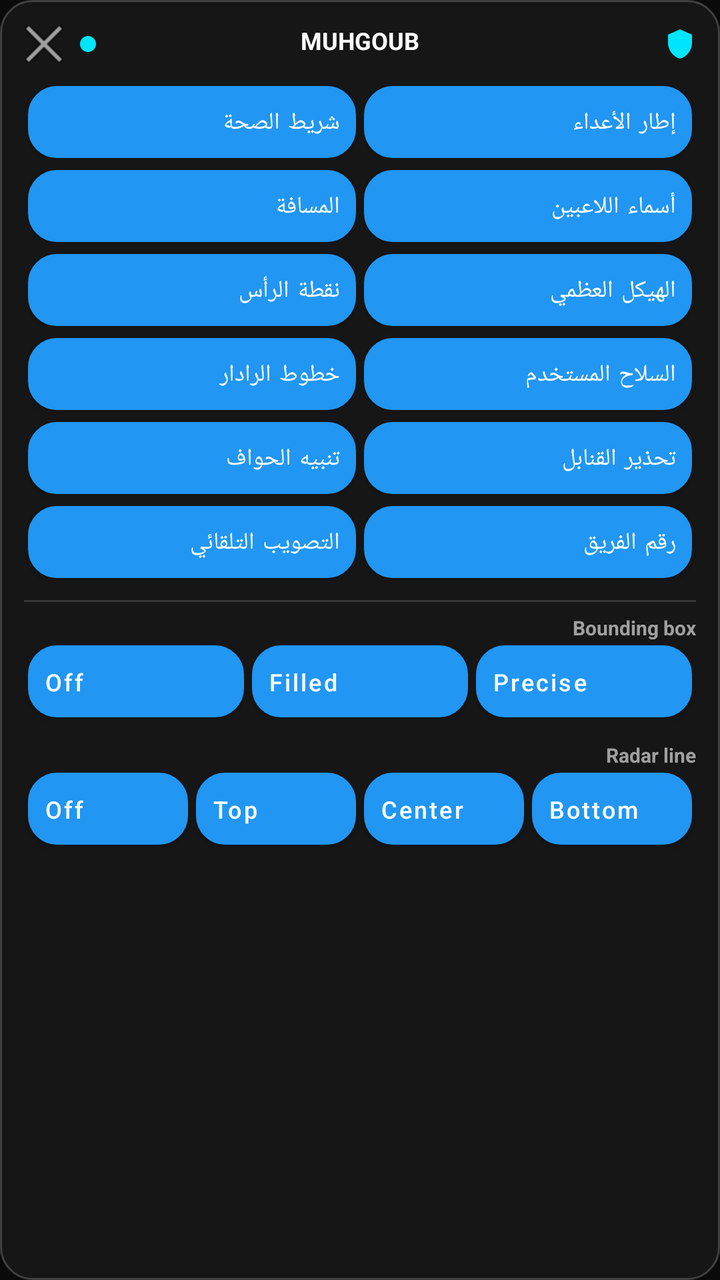
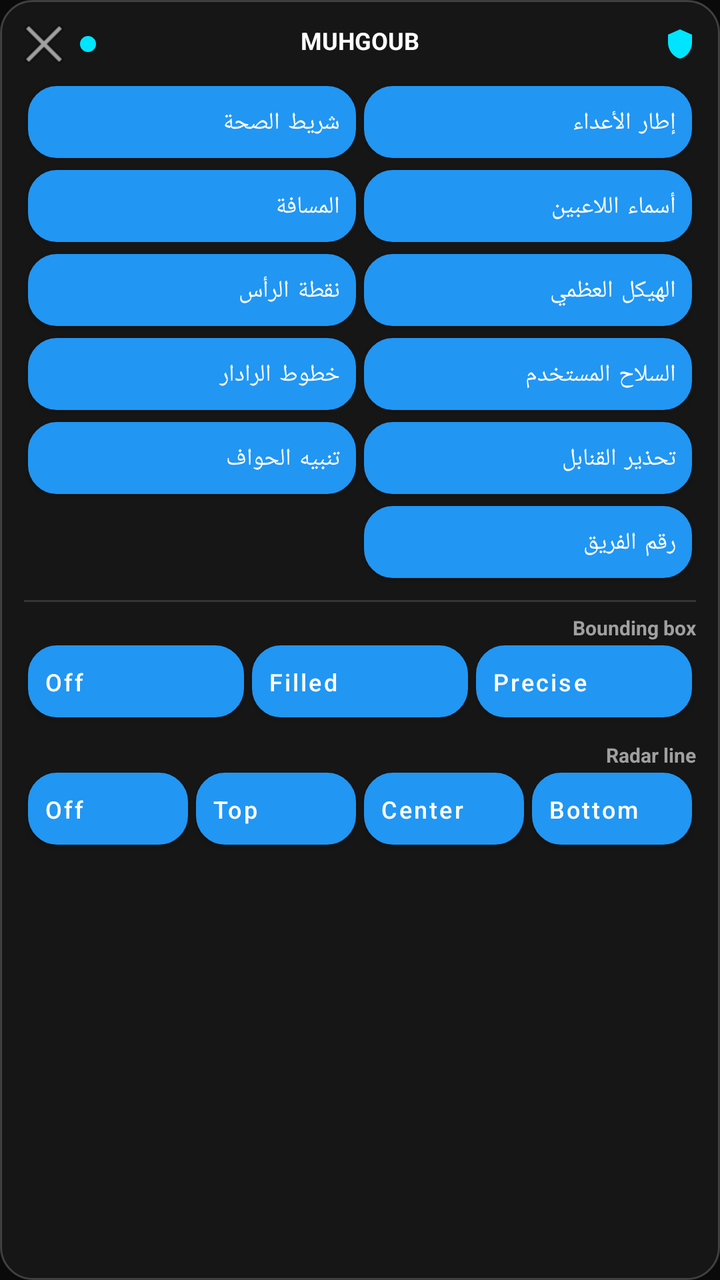

Two renders of the same Android screen: before a commit and after it. Below are the layout's source before the change and the commit's diff.
<!-- AndroidManifest.xml: application theme Theme.MuhgoubHUD -->
<!-- res/layout/overlay_panel.xml -->
<?xml version="1.0" encoding="utf-8"?>
<FrameLayout xmlns:android="http://schemas.android.com/apk/res/android"
    android:id="@+id/panelRoot"
    android:layout_width="match_parent"
    android:layout_height="match_parent"
    android:background="@drawable/bg_panel">

    <ScrollView
        android:layout_width="match_parent"
        android:layout_height="match_parent"
        android:scrollbars="none">

    <LinearLayout
        android:layout_width="match_parent"
        android:layout_height="wrap_content"
        android:layoutDirection="rtl"
        android:orientation="vertical"
        android:padding="12dp">

    
    <FrameLayout
        android:id="@+id/dragHandle"
        android:layout_width="match_parent"
        android:layout_height="wrap_content"
        android:paddingBottom="8dp">

        <TextView
            android:layout_width="match_parent"
            android:layout_height="wrap_content"
            android:gravity="center"
            android:text="@string/app_name"
            android:textColor="@color/text_primary"
            android:textSize="12sp"
            android:textStyle="bold" />

        <LinearLayout
            android:layout_width="match_parent"
            android:layout_height="wrap_content"
            android:gravity="center_vertical"
            android:orientation="horizontal">

            <ImageView
                android:layout_width="16dp"
                android:layout_height="16dp"
                android:src="@drawable/ic_shield" />

            <View
                android:layout_width="0dp"
                android:layout_height="1dp"
                android:layout_weight="1" />

            <View
                android:id="@+id/statusDot"
                android:layout_width="8dp"
                android:layout_height="8dp"
                android:layout_marginEnd="8dp"
                android:background="@drawable/bg_icon_circle_accent" />

            <ImageButton
                android:id="@+id/btnMinimize"
                android:layout_width="20dp"
                android:layout_height="20dp"
                android:background="@android:color/transparent"
                android:contentDescription="@string/close_panel"
                android:src="@android:drawable/ic_menu_close_clear_cancel" />

        </LinearLayout>

    </FrameLayout>

    
    <GridLayout
        android:id="@+id/gridTools"
        android:layout_width="match_parent"
        android:layout_height="wrap_content"
        android:columnCount="2"
        android:rowCount="6">

        <Button android:id="@+id/btnTool0" style="@style/HudToggleButton" android:text="إطار الأعداء" />
        <Button android:id="@+id/btnTool1" style="@style/HudToggleButton" android:text="شريط الصحة" />
        <Button android:id="@+id/btnTool2" style="@style/HudToggleButton" android:text="أسماء اللاعبين" />
        <Button android:id="@+id/btnTool3" style="@style/HudToggleButton" android:text="المسافة" />
        <Button android:id="@+id/btnTool4" style="@style/HudToggleButton" android:text="الهيكل العظمي" />
        <Button android:id="@+id/btnTool5" style="@style/HudToggleButton" android:text="نقطة الرأس" />
        <Button android:id="@+id/btnTool6" style="@style/HudToggleButton" android:text="السلاح المستخدم" />
        <Button android:id="@+id/btnTool7" style="@style/HudToggleButton" android:text="خطوط الرادار" />
        <Button android:id="@+id/btnTool8" style="@style/HudToggleButton" android:text="تحذير القنابل" />
        <Button android:id="@+id/btnTool9" style="@style/HudToggleButton" android:text="تنبيه الحواف" />
        <Button android:id="@+id/btnTool10" style="@style/HudToggleButton" android:text="رقم الفريق" />
        <Button android:id="@+id/btnTool11" style="@style/HudToggleButton" android:text="التصويب التلقائي" />

    </GridLayout>

    
    <View
        android:layout_width="match_parent"
        android:layout_height="1dp"
        android:layout_marginTop="8dp"
        android:layout_marginBottom="6dp"
        android:background="#22FFFFFF" />

    
    <TextView
        android:layout_width="wrap_content"
        android:layout_height="wrap_content"
        android:text="Bounding box"
        android:textColor="@color/text_secondary"
        android:textSize="10sp"
        android:textStyle="bold" />

    <LinearLayout
        android:layout_width="match_parent"
        android:layout_height="wrap_content"
        android:layout_marginTop="2dp"
        android:orientation="horizontal">

        <Button android:id="@+id/rbStatusPrcs" style="@style/HudToggleButton" android:layout_width="0dp" android:layout_weight="1" android:text="Precise" />
        <Button android:id="@+id/rbStatusFill" style="@style/HudToggleButton" android:layout_width="0dp" android:layout_weight="1" android:text="Filled" />
        <Button android:id="@+id/rbStatusOff" style="@style/HudToggleButton" android:layout_width="0dp" android:layout_weight="1" android:text="Off" />

    </LinearLayout>

    
    <TextView
        android:layout_width="wrap_content"
        android:layout_height="wrap_content"
        android:layout_marginTop="6dp"
        android:text="Radar line"
        android:textColor="@color/text_secondary"
        android:textSize="10sp"
        android:textStyle="bold" />

    <LinearLayout
        android:layout_width="match_parent"
        android:layout_height="wrap_content"
        android:layout_marginTop="2dp"
        android:orientation="horizontal">

        <Button android:id="@+id/rbAlignBottom" style="@style/HudToggleButton" android:layout_width="0dp" android:layout_weight="1" android:text="Bottom" />
        <Button android:id="@+id/rbAlignMid" style="@style/HudToggleButton" android:layout_width="0dp" android:layout_weight="1" android:text="Center" />
        <Button android:id="@+id/rbAlignTop" style="@style/HudToggleButton" android:layout_width="0dp" android:layout_weight="1" android:text="Top" />
        <Button android:id="@+id/rbAlignOff" style="@style/HudToggleButton" android:layout_width="0dp" android:layout_weight="1" android:text="Off" />

    </LinearLayout>

    </LinearLayout>
    </ScrollView>
</FrameLayout>
<!-- resources referenced by this layout -->
<resources>
  <color name="text_primary">#FFFFFFFF</color>
  <color name="text_secondary">#FFA0A0A0</color>
  <!-- drawable bg_icon_circle_accent (drawable) -->
  <?xml version="1.0" encoding="utf-8"?>
  <shape xmlns:android="http://schemas.android.com/apk/res/android"
      android:shape="oval">
      <solid android:color="#00E5FF" />
  </shape>
  <!-- drawable bg_panel (drawable) -->
  <?xml version="1.0" encoding="utf-8"?>
  <shape xmlns:android="http://schemas.android.com/apk/res/android"
      android:shape="rectangle">
      <solid android:color="#CC1A1A1A" />
      <corners android:radius="16dp" />
      <stroke android:width="1dp" android:color="#33FFFFFF" />
  </shape>
  <!-- drawable ic_shield (drawable) -->
  <?xml version="1.0" encoding="utf-8"?>
  <vector xmlns:android="http://schemas.android.com/apk/res/android"
      android:width="24dp"
      android:height="24dp"
      android:viewportWidth="24"
      android:viewportHeight="24">
      <path
          android:fillColor="#00E5FF"
          android:pathData="M12,1L3,5v6c0,5.55 3.84,10.74 9,12 5.16,-1.26 9,-6.45 9,-12V5l-9,-4z"/>
  </vector>
  <string name="app_name">MUHGOUB</string>
  <string name="close_panel">إغلاق</string>
  <style name="HudToggleButton">
          <item name="android:layout_width">0dp</item>
          <item name="android:layout_height">36dp</item>
          <item name="android:layout_columnWeight">1</item>
          <item name="android:layout_gravity">fill_horizontal</item>
          <item name="android:layout_marginTop">3dp</item>
          <item name="android:layout_marginBottom">3dp</item>
          <item name="android:layout_marginStart">2dp</item>
          <item name="android:layout_marginEnd">2dp</item>
          <item name="android:background">@drawable/bg_toggle_off</item>
          <item name="android:textAllCaps">false</item>
          <item name="android:textColor">@color/text_primary</item>
          <item name="android:textSize">12sp</item>
          <item name="android:minWidth">0dp</item>
          <item name="android:gravity">center_vertical|start</item>
          <item name="android:paddingStart">8dp</item>
          <item name="android:paddingEnd">8dp</item>
          <item name="android:drawablePadding">8dp</item>
      </style>
  <style name="Theme.MuhgoubHUD" parent="Theme.MaterialComponents.DayNight.NoActionBar">
          <item name="colorPrimary">@color/accent</item>
          <item name="colorPrimaryDark">@color/pure_black</item>
          <item name="colorAccent">@color/cyan_accent</item>
          <item name="android:windowBackground">@color/bg_dark</item>
          <item name="android:statusBarColor">@color/pure_black</item>
          <item name="android:navigationBarColor">@color/pure_black</item>
          <item name="android:windowLightStatusBar" tools:targetApi="m">false</item>
      </style>
  <!-- drawable bg_toggle_off (drawable) -->
  <?xml version="1.0" encoding="utf-8"?>
  <shape xmlns:android="http://schemas.android.com/apk/res/android"
      android:shape="rectangle">
      <solid android:color="@color/toggle_off" />
      <stroke android:width="1dp" android:color="@color/toggle_off_border" />
      <corners android:radius="14dp" />
  </shape>
  <color name="accent">#FF2196F3</color>
  <color name="pure_black">#FF000000</color>
  <color name="cyan_accent">#FF2FD8CE</color>
  <color name="bg_dark">#FF0A0A0A</color>
  <color name="toggle_off">#FF2A2A2A</color>
  <color name="toggle_off_border">#FF3D3D3D</color>
</resources>

<!-- the commit's change to res/layout/overlay_panel.xml (unified diff, before → after) -->
@@ -87,7 +87,6 @@
         <Button android:id="@+id/btnTool8" style="@style/HudToggleButton" android:text="تحذير القنابل" />
         <Button android:id="@+id/btnTool9" style="@style/HudToggleButton" android:text="تنبيه الحواف" />
         <Button android:id="@+id/btnTool10" style="@style/HudToggleButton" android:text="رقم الفريق" />
-        <Button android:id="@+id/btnTool11" style="@style/HudToggleButton" android:text="التصويب التلقائي" />
 
     </GridLayout>
 
@@ -125,6 +124,7 @@
         android:layout_width="wrap_content"
         android:layout_height="wrap_content"
         android:layout_marginTop="6dp"
+        adjustViewBounds="true"
         android:text="Radar line"
         android:textColor="@color/text_secondary"
         android:textSize="10sp"
